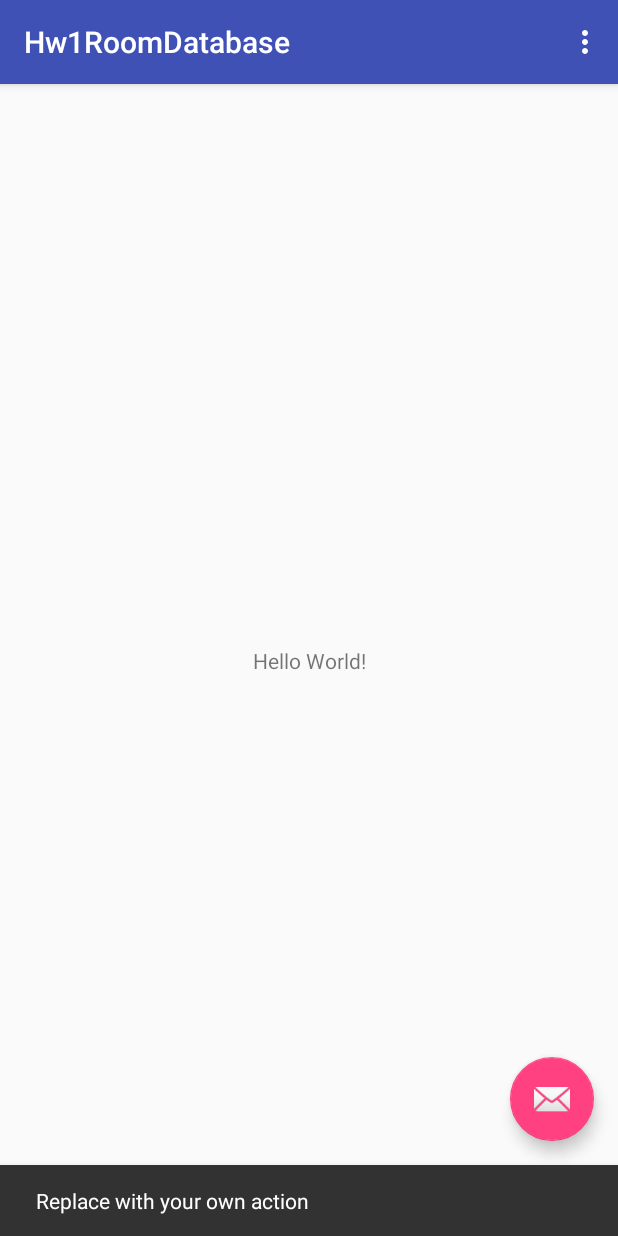
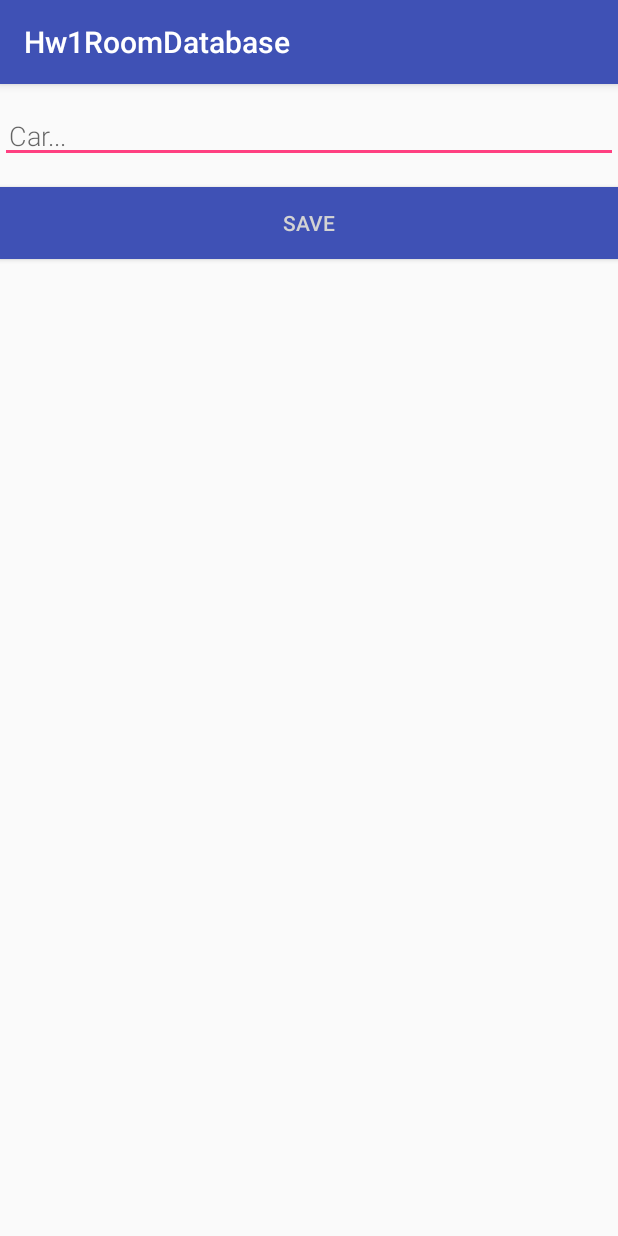
Before and after one commit to tiemonl/Classwork, an Android app: the screen it shows after launch (MainActivity before the commit, NewCarActivity after it), after a tap on an icon or button, on a phone screen of 412 x 824 dp. Run offline under Robolectric (Android 15) with nearby library versions, the phone set to English and light mode, and no system bars; libraries missing offline, so code that uses them is left out: kotlin.coroutines.experimental, kotlinx.coroutines.experimental; 4 statements that could not run were skipped.

Commit message:
built base project

```diff
--- a/Hw1RoomDatabase/app/src/main/AndroidManifest.xml
+++ b/Hw1RoomDatabase/app/src/main/AndroidManifest.xml
@@ -19,6 +19,7 @@
                 <category android:name="android.intent.category.LAUNCHER" />
             </intent-filter>
         </activity>
+        <activity android:name=".NewCarActivity"/>
     </application>
 
 </manifest>
--- /dev/null
+++ b/Hw1RoomDatabase/app/src/main/java/com/csc594/liamtiemon/hw1roomdatabase/CarListAdapter.kt
@@ -0,0 +1,37 @@
+package com.csc594.liamtiemon.hw1roomdatabase
+
+import android.content.Context
+import android.support.v7.widget.RecyclerView
+import android.view.LayoutInflater
+import android.view.View
+import android.view.ViewGroup
+import android.widget.TextView
+
+class CarListAdapter internal constructor(
+        context: Context
+) : RecyclerView.Adapter<CarListAdapter.CarViewHolder>() {
+
+    private val inflater: LayoutInflater = LayoutInflater.from(context)
+    private var cars = emptyList<Car>()
+
+    inner class CarViewHolder(itemView: View) : RecyclerView.ViewHolder(itemView) {
+        val carItemView: TextView = itemView.findViewById(R.id.textView)
+    }
+
+    override fun onCreateViewHolder(parent: ViewGroup, viewType: Int): CarViewHolder {
+        val itemView = inflater.inflate(R.layout.recyclerview_item, parent, false)
+        return CarViewHolder(itemView)
+    }
+
+    override fun onBindViewHolder(holder: CarViewHolder, position: Int) {
+        val current = cars[position]
+        holder.carItemView.text = current.car
+    }
+
+    internal fun setCars(cars: List<Car>) {
+        this.cars = cars
+        notifyDataSetChanged()
+    }
+
+    override fun getItemCount() = cars.size
+}
--- /dev/null
+++ b/Hw1RoomDatabase/app/src/main/java/com/csc594/liamtiemon/hw1roomdatabase/CarViewModel.kt
@@ -0,0 +1,38 @@
+package com.csc594.liamtiemon.hw1roomdatabase
+
+import android.app.Application
+import android.arch.lifecycle.AndroidViewModel
+import android.arch.lifecycle.LiveData
+import kotlinx.coroutines.experimental.CoroutineScope
+import kotlinx.coroutines.experimental.Dispatchers
+import kotlinx.coroutines.experimental.IO
+import kotlinx.coroutines.experimental.Job
+import kotlinx.coroutines.experimental.android.Main
+import kotlinx.coroutines.experimental.launch
+import kotlin.coroutines.experimental.CoroutineContext
+
+class CarViewModel(application: Application) : AndroidViewModel(application) {
+
+    private var parentJob = Job()
+    private val coroutineContext: CoroutineContext
+        get() = parentJob + Dispatchers.Main
+    private val scope = CoroutineScope(coroutineContext)
+
+    private val repository: CarRepository
+    val allCars: LiveData<List<Car>>
+
+    init {
+        val carsDao = CarRoomDatabase.getDatabase(application, scope).carDao()
+        repository = CarRepository(carsDao)
+        allCars = repository.allCars
+    }
+
+    fun insert(car: Car) = scope.launch(Dispatchers.IO) {
+        repository.insert(car)
+    }
+
+    override fun onCleared() {
+        super.onCleared()
+        parentJob.cancel()
+    }
+}
--- a/Hw1RoomDatabase/app/src/main/java/com/csc594/liamtiemon/hw1roomdatabase/MainActivity.kt
+++ b/Hw1RoomDatabase/app/src/main/java/com/csc594/liamtiemon/hw1roomdatabase/MainActivity.kt
@@ -1,23 +1,61 @@
 package com.csc594.liamtiemon.hw1roomdatabase
 
+import android.app.Activity
+import android.arch.lifecycle.Observer
+import android.arch.lifecycle.ViewModelProviders
+import android.content.Intent
 import android.os.Bundle
-import android.support.design.widget.Snackbar
+import android.support.design.widget.FloatingActionButton
 import android.support.v7.app.AppCompatActivity
+import android.support.v7.widget.LinearLayoutManager
+import android.support.v7.widget.RecyclerView
 import android.view.Menu
 import android.view.MenuItem
+import android.widget.Toast
 
 import kotlinx.android.synthetic.main.activity_main.*
 
 class MainActivity : AppCompatActivity() {
+
+    private val newCarActivityRequestCode = 1
+    private lateinit var carViewModel: CarViewModel
 
     override fun onCreate(savedInstanceState: Bundle?) {
         super.onCreate(savedInstanceState)
         setContentView(R.layout.activity_main)
         setSupportActionBar(toolbar)
 
-        fab.setOnClickListener { view ->
-            Snackbar.make(view, "Replace with your own action", Snackbar.LENGTH_LONG)
-                    .setAction("Action", null).show()
+        val recyclerView = findViewById<RecyclerView>(R.id.recyclerview)
+        val adapter = CarListAdapter(this)
+        recyclerView.adapter = adapter
+        recyclerView.layoutManager = LinearLayoutManager(this)
+
+        carViewModel = ViewModelProviders.of(this).get(CarViewModel::class.java)
+
+        carViewModel.allCars.observe(this, Observer { cars ->
+            cars?.let { adapter.setCars(it) }
+        })
+
+        val fab = findViewById<FloatingActionButton>(R.id.fab)
+        fab.setOnClickListener {
+            val intent = Intent(this@MainActivity, NewCarActivity::class.java)
+            startActivityForResult(intent, newCarActivityRequestCode)
+        }
+    }
+
+    override fun onActivityResult(requestCode: Int, resultCode: Int, data: Intent?) {
+        super.onActivityResult(requestCode, resultCode, data)
+
+        if (requestCode == newCarActivityRequestCode && resultCode == Activity.RESULT_OK) {
+            data?.let {
+                val car = Car(it.getStringExtra(NewCarActivity.EXTRA_REPLY))
+                carViewModel.insert(car)
+            }
+        } else {
+            Toast.makeText(
+                    applicationContext,
+                    R.string.empty_not_saved,
+                    Toast.LENGTH_LONG).show()
         }
     }
 
--- /dev/null
+++ b/Hw1RoomDatabase/app/src/main/java/com/csc594/liamtiemon/hw1roomdatabase/NewCarActivity.kt
@@ -0,0 +1,37 @@
+package com.csc594.liamtiemon.hw1roomdatabase
+
+import android.app.Activity
+import android.content.Intent
+import android.os.Bundle
+import android.support.v7.app.AppCompatActivity
+import android.text.TextUtils
+import android.widget.Button
+import android.widget.EditText
+
+class NewCarActivity : AppCompatActivity() {
+
+    private lateinit var editCarView: EditText
+
+    public override fun onCreate(savedInstanceState: Bundle?) {
+        super.onCreate(savedInstanceState)
+        setContentView(R.layout.activity_new_car)
+        editCarView = findViewById(R.id.edit_car)
+
+        val button = findViewById<Button>(R.id.button_save)
+        button.setOnClickListener {
+            val replyIntent = Intent()
+            if (TextUtils.isEmpty(editCarView.text)) {
+                setResult(Activity.RESULT_CANCELED, replyIntent)
+            } else {
+                val car = editCarView.text.toString()
+                replyIntent.putExtra(EXTRA_REPLY, car)
+                setResult(Activity.RESULT_OK, replyIntent)
+            }
+            finish()
+        }
+    }
+
+    companion object {
+        const val EXTRA_REPLY = "com.example.android.carlistsql.REPLY"
+    }
+}
--- a/Hw1RoomDatabase/app/src/main/res/layout/activity_main.xml
+++ b/Hw1RoomDatabase/app/src/main/res/layout/activity_main.xml
@@ -28,6 +28,6 @@
         android:layout_height="wrap_content"
         android:layout_gravity="bottom|end"
         android:layout_margin="@dimen/fab_margin"
-        app:srcCompat="@android:drawable/ic_dialog_email" />
+        android:src="@drawable/ic_add_black_24dp" />
 
 </android.support.design.widget.CoordinatorLayout>
--- /dev/null
+++ b/Hw1RoomDatabase/app/src/main/res/layout/activity_new_car.xml
@@ -0,0 +1,27 @@
+<?xml version="1.0" encoding="utf-8"?>
+
+<LinearLayout xmlns:android="http://schemas.android.com/apk/res/android"
+    android:orientation="vertical" android:layout_width="match_parent"
+    android:layout_height="match_parent">
+
+    <EditText
+        android:id="@+id/edit_car"
+        android:layout_width="match_parent"
+        android:layout_height="wrap_content"
+        android:fontFamily="sans-serif-light"
+        android:hint="@string/hint_car"
+        android:inputType="textAutoComplete"
+        android:padding="@dimen/small_padding"
+        android:layout_marginBottom="@dimen/big_padding"
+        android:layout_marginTop="@dimen/big_padding"
+        android:textSize="18sp" />
+
+    <Button
+        android:id="@+id/button_save"
+        android:layout_width="match_parent"
+        android:layout_height="wrap_content"
+        android:background="@color/colorPrimary"
+        android:text="@string/button_save"
+        android:textColor="@color/buttonLabel" />
+
+</LinearLayout>
--- a/Hw1RoomDatabase/app/src/main/res/layout/content_main.xml
+++ b/Hw1RoomDatabase/app/src/main/res/layout/content_main.xml
@@ -8,13 +8,11 @@
     tools:context=".MainActivity"
     tools:showIn="@layout/activity_main">
 
-    <TextView
-        android:layout_width="wrap_content"
-        android:layout_height="wrap_content"
-        android:text="Hello World!"
-        app:layout_constraintBottom_toBottomOf="parent"
-        app:layout_constraintLeft_toLeftOf="parent"
-        app:layout_constraintRight_toRightOf="parent"
-        app:layout_constraintTop_toTopOf="parent" />
+    <android.support.v7.widget.RecyclerView
+        android:id="@+id/recyclerview"
+        android:layout_width="match_parent"
+        android:layout_height="match_parent"
+        android:background="@android:color/darker_gray"
+        tools:listitem="@layout/recyclerview_item" />
 
 </android.support.constraint.ConstraintLayout>
--- a/Hw1RoomDatabase/app/src/main/res/values/colors.xml
+++ b/Hw1RoomDatabase/app/src/main/res/values/colors.xml
@@ -3,4 +3,5 @@
     <color name="colorPrimary">#3F51B5</color>
     <color name="colorPrimaryDark">#303F9F</color>
     <color name="colorAccent">#FF4081</color>
+    <color name="buttonLabel">#d3d3d3</color>
 </resources>
--- a/Hw1RoomDatabase/app/src/main/res/values/dimens.xml
+++ b/Hw1RoomDatabase/app/src/main/res/values/dimens.xml
@@ -1,3 +1,5 @@
 <resources>
     <dimen name="fab_margin">16dp</dimen>
+    <dimen name="small_padding">6dp</dimen>
+    <dimen name="big_padding">16dp</dimen>
 </resources>
--- a/Hw1RoomDatabase/app/src/main/res/values/strings.xml
+++ b/Hw1RoomDatabase/app/src/main/res/values/strings.xml
@@ -1,4 +1,7 @@
 <resources>
     <string name="app_name">Hw1RoomDatabase</string>
     <string name="action_settings">Settings</string>
+    <string name="hint_car">Car...</string>
+    <string name="button_save">Save</string>
+    <string name="empty_not_saved">Car not saved because it is empty.</string>
 </resources>
--- a/Hw1RoomDatabase/build.gradle
+++ b/Hw1RoomDatabase/build.gradle
@@ -1,13 +1,13 @@
 // Top-level build file where you can add configuration options common to all sub-projects/modules.
 
 buildscript {
-    ext.kotlin_version = '1.2.50'
+    ext.kotlin_version = '1.3.0'
     repositories {
         google()
         jcenter()
     }
     dependencies {
-        classpath 'com.android.tools.build:gradle:3.1.4'
+        classpath 'com.android.tools.build:gradle:3.3.0'
         classpath "org.jetbrains.kotlin:kotlin-gradle-plugin:$kotlin_version"
 
         // NOTE: Do not place your application dependencies here; they belong
```
Also changed, not shown: Hw1RoomDatabase/app/src/main/java/com/csc594/liamtiemon/hw1roomdatabase/Car.kt (added, +8 -0 lines), Hw1RoomDatabase/app/src/main/java/com/csc594/liamtiemon/hw1roomdatabase/CarDao.kt (added, +19 -0 lines), Hw1RoomDatabase/app/src/main/java/com/csc594/liamtiemon/hw1roomdatabase/CarRepository.kt (added, +15 -0 lines), Hw1RoomDatabase/app/src/main/java/com/csc594/liamtiemon/hw1roomdatabase/CarRoomDatabase.kt (added, +62 -0 lines), Hw1RoomDatabase/app/src/main/res/drawable/ic_add_black_24dp.xml (added, +9 -0 lines), Hw1RoomDatabase/app/src/main/res/layout/recyclerview_item.xml (added, +12 -0 lines), Hw1RoomDatabase/app/src/main/res/values/styles.xml (+9 -0 lines), Hw1RoomDatabase/gradle/wrapper/gradle-wrapper.properties.
